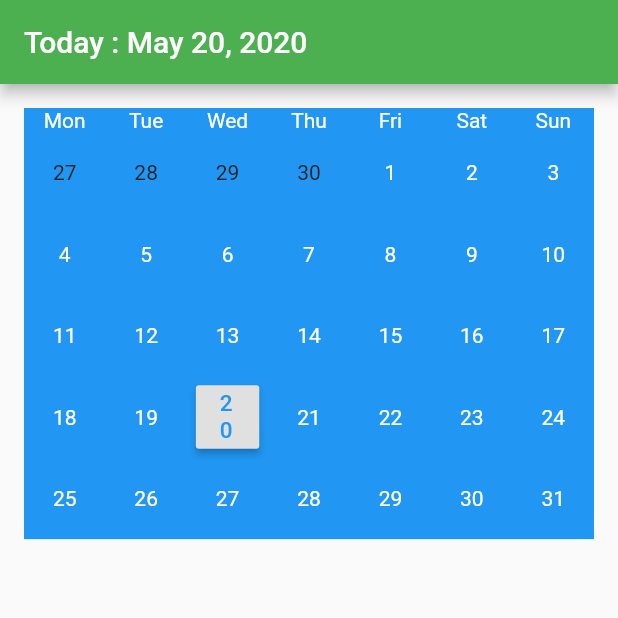
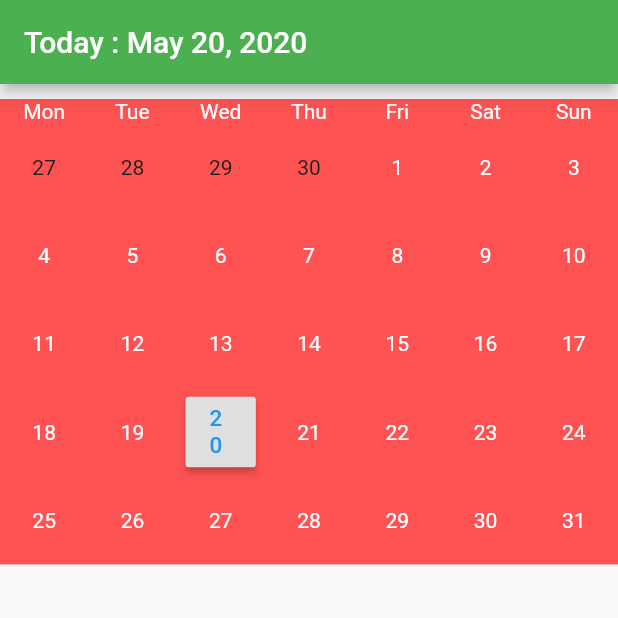
Before and after one commit to amukh18/FlutterToDo, a Flutter app: the screen it shows after launch, on a phone screen of 412 x 824 dp, the top half of it. Run offline on Flutter 3.47's test engine with Material 2 defaults, Android fonts, the phone set to English and light mode, and no system bars; drawn by our look-alikes of table_calendar; our stand-ins replace bloc, equatable, flutter_bloc, flutter_local_notifications, hive, hive_flutter; accounts and stored records are empty; generated files the repository leaves out were written again.

Commit message:
Added docs

```diff
--- a/lib/calendar.dart
+++ b/lib/calendar.dart
@@ -10,15 +10,14 @@ class TaskCalendar extends StatelessWidget {
 
   @override
   Widget build(BuildContext context) {
-    final TaskBloc _taskBloc = BlocProvider.of<TaskBloc>(context);
+    final TaskBloc _taskBloc = BlocProvider.of<TaskBloc>(context);//DECLARING TaskBloc TO USE SAME BLOC AS BEFORE
 
     return TableCalendar(
       locale: 'en_US',
-      // calendarController: _calendarController,
       initialCalendarFormat: CalendarFormat.month,
       formatAnimation: FormatAnimation.slide,
       startingDayOfWeek: StartingDayOfWeek.monday,
-      availableGestures: AvailableGestures.none,
+      availableGestures: AvailableGestures.all,
       availableCalendarFormats: const {
         CalendarFormat.month: 'Month',
       },
@@ -39,7 +38,7 @@ class TaskCalendar extends StatelessWidget {
       headerVisible: false,
       builders: CalendarBuilders(
         selectedDayBuilder: (context, date, _) {
-          _taskBloc.add(LoadTasks(date));
+          _taskBloc.add(LoadTasks(date));//TO LOAD TASKS OF SELECTED DAY
           return Container(
               margin: const EdgeInsets.all(6.0),
               width: 150,
@@ -54,9 +53,7 @@ class TaskCalendar extends StatelessWidget {
                     ),
                   ),
                 ),
-                onPressed: (){
-                  _taskBloc.add(LoadTasks(date));
-                },
+                onPressed: (){},
                 onLongPress: (){
                   final TextEditingController controller1 = TextEditingController();
                   showDialog(
--- a/lib/main.dart
+++ b/lib/main.dart
@@ -9,16 +9,28 @@ import 'package:hive_flutter/hive_flutter.dart';
 import 'package:irisassignment2/bloc/bloc.dart';
 import 'package:path_provider/path_provider.dart';
 import 'package:hive/hive.dart';
-import 'package:table_calendar/table_calendar.dart';
 import 'model/task.dart';
 import 'package:irisassignment2/calendar.dart';
+import 'package:flutter_local_notifications/flutter_local_notifications.dart';
+
+
+final FlutterLocalNotificationsPlugin flutterLocalNotificationsPlugin = FlutterLocalNotificationsPlugin();
+NotificationAppLaunchDetails notificationAppLaunchDetails;
+
 void main () async  {
 
-  WidgetsFlutterBinding.ensureInitialized();
+  WidgetsFlutterBinding.ensureInitialized(); //For both flutter_local notifications and Hive
   final directory = await getApplicationDocumentsDirectory();
-  Hive.init(directory.path);
+  Hive.init(directory.path); //Hive initialization
   Hive.registerAdapter(TaskAdapter());
-  await Hive.openBox(DateFormat.yMMMMd().format(DateTime.now()));
+  await Hive.openBox(DateFormat.yMMMMd().format(DateTime.now())); //Open today's box to load today's tasks
+
+  notificationAppLaunchDetails = await flutterLocalNotificationsPlugin.getNotificationAppLaunchDetails();
+  var initializationSettingsAndroid = AndroidInitializationSettings('task_image');// Initialization with custom notification icon
+  var initializationSettingsIOS = IOSInitializationSettings();
+  var initializationSettings = InitializationSettings(initializationSettingsAndroid,initializationSettingsIOS);
+  await flutterLocalNotificationsPlugin.initialize(initializationSettings);
+
   runApp(MyApp());
 }
 class MyApp extends StatelessWidget {
@@ -26,7 +38,7 @@ class MyApp extends StatelessWidget {
   Widget build(BuildContext context) {
     return MaterialApp(
       title: 'Weather App',
-      home: BlocProvider<TaskBloc>(
+      home: BlocProvider<TaskBloc>( //To provide TaskBloc
         builder: (context) => TaskBloc(),
         child: FirstPage(),
       ),
@@ -38,16 +50,19 @@ class MyApp extends StatelessWidget {
 class FirstPage extends StatelessWidget {
   final TextEditingController controller1 = TextEditingController(); // for text field in addTaskDialog
   final TextEditingController controller2 = TextEditingController(); // for text field in updateTaskDialog
-  /* void initState()
-  {
-    super.initState();
-    _calendarController = CalendarController();
 
+ //To show notification
+  Future<void> _showNotification() async {
+    Box task = Hive.box(DateFormat.yMMMMd().format(DateTime.now()));
+    var androidPlatformChannelSpecifics = AndroidNotificationDetails(
+        'your channel id', 'your channel name', 'your channel description',
+        importance: Importance.Max, priority: Priority.High, ticker: 'ticker');
+    var iOSPlatformChannelSpecifics = IOSNotificationDetails();
+    var platformChannelSpecifics = NotificationDetails(
+        androidPlatformChannelSpecifics, iOSPlatformChannelSpecifics);
+    await flutterLocalNotificationsPlugin.show(
+        0, 'Todo App', 'You have ${task.length} tasks to complete today!', platformChannelSpecifics);
   }
-
-  */
-
-
   @override
   Widget build(BuildContext context){
     return Scaffold(
@@ -59,16 +74,18 @@ class FirstPage extends StatelessWidget {
         body: Container(
           child: BlocBuilder<TaskBloc,TaskState>(
               builder:(context,state){
-                if(state is TaskInitial)
+                if(state is TaskInitial) //Initial state
                   {
+                    _showNotification();
+
                     return Column(
                         crossAxisAlignment: CrossAxisAlignment.start,
                         mainAxisAlignment: MainAxisAlignment.start,
                       children:<Widget>[
                         Container(
                             margin: EdgeInsets.all(16.0),
-                            color: Colors.blue,
-                           child:TaskCalendar(),
+                            color: Colors.greenAccent,
+                           child:TaskCalendar(), //Calendar
                             ),
                        buildList(Hive.box(DateFormat.yMMMMd().format(DateTime.now())), DateTime.now())
                       ]
@@ -81,9 +98,9 @@ class FirstPage extends StatelessWidget {
                         mainAxisAlignment: MainAxisAlignment.start,
                         children:<Widget>[
                           Container(
-                              margin: EdgeInsets.all(16.0),
-                              color: Colors.blue,
-                              child:TaskCalendar(),
+                              margin: EdgeInsets.symmetric(vertical: 10.0),
+                              color: Colors.redAccent,
+                              child:TaskCalendar(),//Calendar
                   ),
                           buildList(state.task, state.date)
                         ]
@@ -97,49 +114,7 @@ class FirstPage extends StatelessWidget {
         )
       );
   }
-/*
-  @override
-  Widget build(BuildContext context) {
-     return Scaffold(
-        appBar: AppBar(
-          backgroundColor: Colors.green,
-          title: Text(
-              "Today : " + DateFormat.yMMMMd().format(DateTime.now())),
-        ),
-        body: Container(
-          child: BlocBuilder<TaskBloc, TaskState>(
-                builder: (context, state) {
-                  if (state is TaskInitial) {
-                    openTodayBox();
-                    return Column(
-                        children: <Widget>[
-                          TaskCalendar(_calendarController),
-                          buildList(Hive.box(DateFormat.yMMMMd().format(DateTime.now())), DateTime.now())
-                        ]
-                    );
-                  }
-                  else if (state is LoadedTasks) {
-                    return Column(children: <Widget>[
-                      TaskCalendar(_calendarController),
-                      buildList(state.task, state.date)
-                    ]);
-                  }
-                }
-            )
-          ,
 
-        ));
-  }
-
- */
-/*
-  @override
-  void dispose()
-  {
-
-  }
-
-   */
 
   Widget buildList(Box taskBox, DateTime date) {
 
@@ -168,12 +143,12 @@ class FirstPage extends StatelessWidget {
                         mainAxisSize: MainAxisSize.min,
                         children: <Widget>[
                           IconButton(
-                            icon: Icon(Icons.update),
+                            icon: Icon(Icons.update), //UPDATE TASK
                             onPressed: () {
-                              updateTaskDialog(context, index, taskBox, date,);
+                              updateTaskDialog(context, index, taskBox, date,); //OPEN NEW DIALOG
                             },),
                           IconButton(
-                              icon: Icon(Icons.delete),
+                              icon: Icon(Icons.delete), //DELETE TASK
                               onPressed: () {
                                 final taskbloc = BlocProvider.of<TaskBloc>(
                                     context);
@@ -190,63 +165,8 @@ class FirstPage extends StatelessWidget {
         });
   }
 
-/*
-  addTaskDialog(BuildContext context){
-    showDialog(
-        context: context,
-        builder: (BuildContext context) {
-          return AlertDialog(
-              title: Text('Add task'), //Dialog box with two options
-              content:Column(
-                  mainAxisSize: MainAxisSize.min,
-                  children:<Widget>[
-                    Text('Enter task description:'),
-                    TextField(
-                      controller: controller1,
-                    ),
-                    Row(
-                        children: <Widget>[
-                          Container(
-                              margin: EdgeInsets.all(15.0),
-                              child: FlatButton(
-                                  child: Text('CONFIRM',
-                                    style:TextStyle(
-                                      fontSize: 17.0,),
-                                  ),
-                                  textColor: Colors.green,
-                                  onPressed: () {
-                                    addTask(Task(controller1.text));
-                                    Navigator.pop(context);
-                                  }
-                              )
 
-                          ),
-                          Container(
-                              margin: EdgeInsets.all(15.0),
-                              child: FlatButton(
-                                  child: Text('CANCEL',
-                                    style: TextStyle(
-                                        fontSize: 17.0),
-                                  ),
-                                  textColor: Colors.green,
-                                  onPressed:(){ //Don't add item
-                                    Navigator.pop(context);
-                                  }
-                              )
-                          )
-
-                        ]
-                    )
-
-                  ]
-              )
-          );
-        }
-    );
-
-  }
-  */
-
+//DIALOG BOX TO UPDATE TASK
   updateTaskDialog(BuildContext context, int index, Box tasks, DateTime date) {
     final taskbloc = BlocProvider.of<TaskBloc>(context);    //Dialog box to
     showDialog(
@@ -297,24 +217,3 @@ class FirstPage extends StatelessWidget {
     );
   }
 }
-
-/*
-  }
-  deleteTask(int index,DateTime date){ //Delete task from database
-    final taskBox = Hive.box('tasks');
-    taskBox.deleteAt(index);
-
-  }
-
- */
-
-
-/*
-  addTask(Task task)//Add task to database
-  {
-    final taskBox = Hive.box('tasks');
-    taskBox.add(task);
-
-  }
-
- */
--- a/pubspec.yaml
+++ b/pubspec.yaml
@@ -27,6 +27,8 @@ dependencies:
   table_calendar: ^1.2.3
   flutter_bloc: ^1.0.0
   equatable: ^0.6.1
+  flutter_local_notifications: ^1.4.3
+
 
 
 
@@ -42,7 +44,7 @@ dev_dependencies:
 
 
 flutter_icons:
-  image_path: "assets/icon.png"
+  image_path: "assets/task_image.png"
   android: "launcher_icon"
   #new icon
 
```
Also changed, not shown: pubspec.lock, 1 other file.
